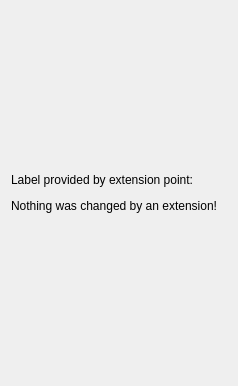
Old version of the form Examples/Plugins/org.mitk.example.gui.extensionpointdefinition/src/internal/MinimalViewControls.ui in the repository MITK/MITK.
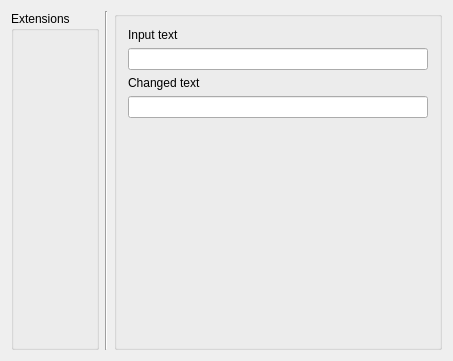
New version of the form.

Commit message: Created a working extension point example.

Patch:
```diff
--- a/Examples/Plugins/org.mitk.example.gui.extensionpointdefinition/src/internal/MinimalViewControls.ui
+++ b/Examples/Plugins/org.mitk.example.gui.extensionpointdefinition/src/internal/MinimalViewControls.ui
@@ -9,8 +9,8 @@
    <rect>
     <x>0</x>
     <y>0</y>
-    <width>238</width>
-    <height>386</height>
+    <width>453</width>
+    <height>361</height>
    </rect>
   </property>
   <property name="minimumSize">
@@ -22,9 +22,51 @@
   <property name="windowTitle">
    <string>QmitkTemplate</string>
   </property>
+  <layout class="QHBoxLayout" name="horizontalLayout">
+   <item>
+    <widget class="QGroupBox" name="m_ButtonContainer">
+     <property name="title">
+      <string>Extensions</string>
+     </property>
+     <property name="flat">
+      <bool>false</bool>
+     </property>
+    </widget>
+   </item>
+   <item>
+    <widget class="Line" name="line">
+     <property name="orientation">
+      <enum>Qt::Vertical</enum>
+     </property>
+    </widget>
+   </item>
+   <item>
+    <widget class="QGroupBox" name="groupBox">
   <layout class="QVBoxLayout" name="verticalLayout">
    <item>
-    <layout class="QVBoxLayout" name="verticalLayout_3">
+       <widget class="QLabel" name="label">
+        <property name="text">
+         <string>Input text</string>
+        </property>
+       </widget>
+      </item>
+      <item>
+       <widget class="QLineEdit" name="m_InputText"/>
+      </item>
+      <item>
+       <widget class="QLabel" name="label_2">
+        <property name="text">
+         <string>Changed text</string>
+        </property>
+       </widget>
+      </item>
+      <item>
+       <widget class="QLineEdit" name="m_OutputText">
+        <property name="readOnly">
+         <bool>true</bool>
+        </property>
+       </widget>
+      </item>
      <item>
       <spacer name="verticalSpacer">
        <property name="orientation">
@@ -38,46 +80,8 @@
        </property>
       </spacer>
      </item>
-     <item>
-      <widget class="QLabel" name="descriptionLabel">
-       <property name="minimumSize">
-        <size>
-         <width>60</width>
-         <height>20</height>
-        </size>
-       </property>
-       <property name="text">
-        <string>Label provided by extension point:</string>
-       </property>
-      </widget>
-     </item>
-     <item>
-      <widget class="QLabel" name="extensionLabel">
-       <property name="minimumSize">
-        <size>
-         <width>60</width>
-         <height>20</height>
-        </size>
-       </property>
-       <property name="text">
-        <string>Nothing was changed by an extension!</string>
-       </property>
-      </widget>
-     </item>
-     <item>
-      <spacer name="verticalSpacer_2">
-       <property name="orientation">
-        <enum>Qt::Vertical</enum>
-       </property>
-       <property name="sizeHint" stdset="0">
-        <size>
-         <width>20</width>
-         <height>40</height>
-        </size>
-       </property>
-      </spacer>
-     </item>
-    </layout>
+     </layout>
+    </widget>
    </item>
   </layout>
  </widget>
```
Lines whose indentation alone changed are shown as unchanged. The commit also changes 18 other files.
